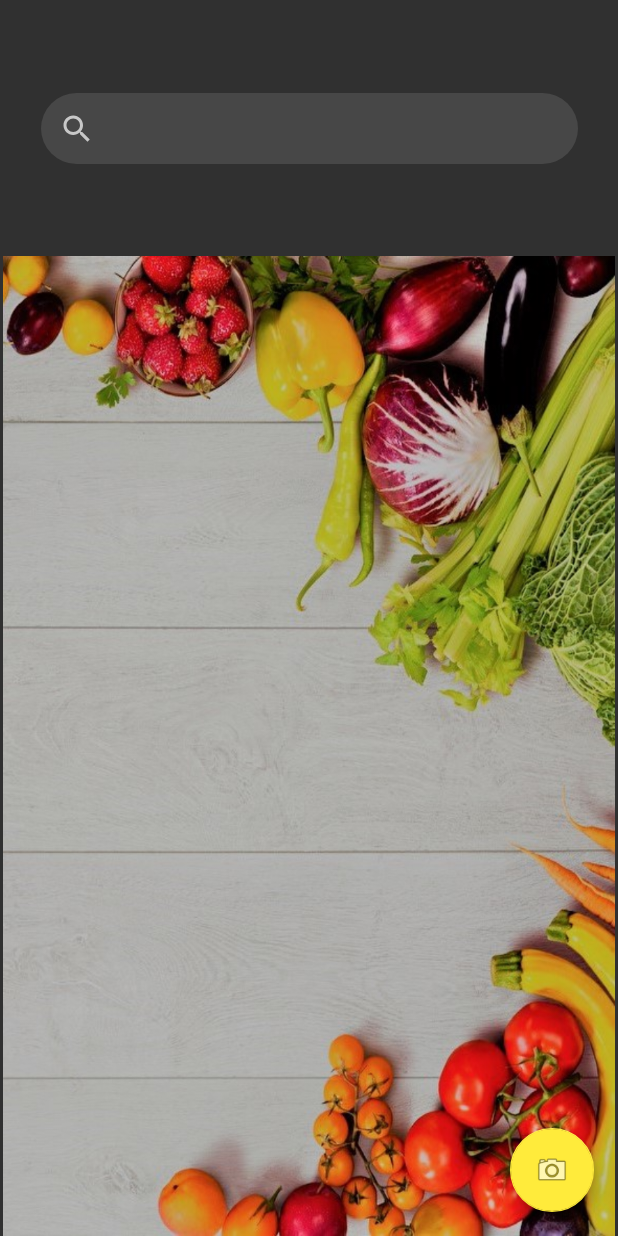
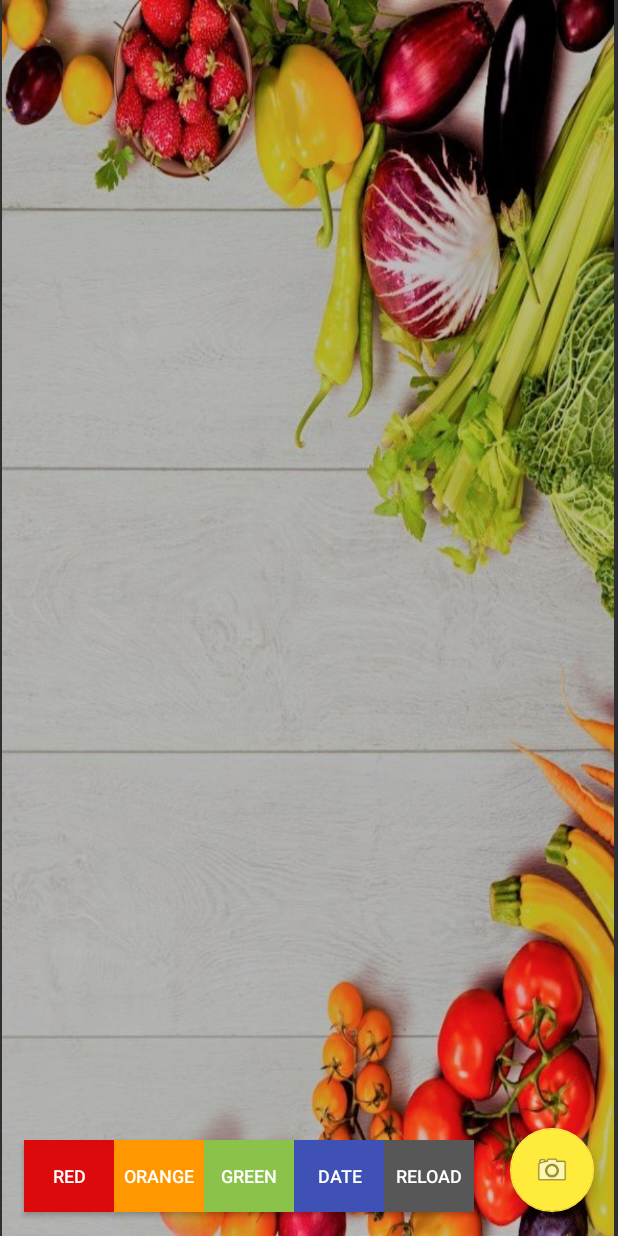
Before and after one commit to coding-factory-classrooms/project-android-l3-scan-group3, an Android app: the screen it shows after launch (HistoryListActivity), on a phone screen of 412 x 824 dp. Run offline under Robolectric (Android 15) with nearby library versions, the phone set to English and light mode, and no system bars; our stand-ins replace Picasso, RxJava; pictures from the network do not load.

Commit message:
100% (#22)
Co-authored-by: Gustin <florian.gustin.business@gmail.com>

```diff
--- a/app/src/main/java/com/example/scanfood/application/history/HistoryListViewModel.kt
+++ b/app/src/main/java/com/example/scanfood/application/history/HistoryListViewModel.kt
@@ -132,7 +132,6 @@ class HistoryListViewModel : ViewModel() {
         if (isDone) {
             state.postValue(HistoryListViewModelState.Changed(products = products))
         }
-
         Log.w(TAG, "product deleted")
     }
 
@@ -145,12 +144,7 @@ class HistoryListViewModel : ViewModel() {
 
     @RequiresApi(Build.VERSION_CODES.O)
     fun filterByColorDuration(color: Int) {
-        products.map { if (it.toColorCategory() != color) {
-            it.hide = true
-
-        } else {
-            it.hide
-        } }
+        products.removeIf {it.toColorCategory() != color }
         state.postValue(HistoryListViewModelState.Changed(products = products))
         Log.i(TAG, "products now filtered by duration color")
     }
--- a/app/src/main/java/com/example/scanfood/presentation/history/HistoryListActivity.kt
+++ b/app/src/main/java/com/example/scanfood/presentation/history/HistoryListActivity.kt
@@ -3,6 +3,7 @@ package com.example.scanfood.presentation.history
 
 import android.app.Activity
 import android.content.Intent
+import android.graphics.Color
 import android.os.Build
 import android.os.Bundle
 import android.util.Log
@@ -63,8 +64,6 @@ class HistoryListActivity : AppCompatActivity(), View.OnClickListener, View.OnLo
         model.preparingDatabase(this)
         model.getItems(model.db)
         model.getState().observe(this, Observer { updateUI(it)})
-        val search = binding.searchView
-        val adapter1 = ArrayAdapter(this, android.R.layout.simple_expandable_list_item_1, colors)
 
 
         binding.fab.setOnClickListener {
@@ -75,26 +74,29 @@ class HistoryListActivity : AppCompatActivity(), View.OnClickListener, View.OnLo
             true
         }
 
+        binding.bRed.setOnClickListener {
+            model.filterByColorDuration(Color.RED)
+        }
 
-        search.setOnQueryTextListener(object : SearchView.OnQueryTextListener{
-            override fun onQueryTextSubmit(query: String?): Boolean {
-                search.clearFocus()
-                if(colors.contains(query)) {
-                    colorsTri(query)
-                   // adapter1.filter.filter(query)
+        binding.bOrange.setOnClickListener {
+            model.filterByColorDuration(Color.rgb(255, 165, 0))
 
-                } else {
-                    Toast.makeText(applicationContext, "Color not found", Toast.LENGTH_LONG).show()
-                }
-                return false
-            }
+        }
 
-            override fun onQueryTextChange(newText: String?): Boolean {
-                colorsTri(newText)
-                return false
-            }
+        binding.bGreen.setOnClickListener {
+            model.filterByColorDuration(Color.GREEN)
 
-        })
+        }
+
+        binding.bDate.setOnClickListener {
+            model.orderByDate()
+        }
+
+        binding.bReload.setOnClickListener {
+            model.getItems(model.db)
+        }
+
+
     }
 
     /**
@@ -206,13 +208,4 @@ class HistoryListActivity : AppCompatActivity(), View.OnClickListener, View.OnLo
         }
     }
 
-    fun colorsTri(text: String?) {
-        when(text) {
-            "red" -> model.filterByColorDuration(-65536) //color int red
-            "green" -> model.filterByColorDuration(-16711936) // color int green
-            "yellow" -> model.filterByColorDuration(-256) //color int yellow
-        }
-    }
-
-
 }
--- a/app/src/main/res/layout/activity_history_list.xml
+++ b/app/src/main/res/layout/activity_history_list.xml
@@ -9,13 +9,14 @@
     <androidx.recyclerview.widget.RecyclerView
         android:id="@+id/recyclerView"
         android:layout_width="408dp"
-        android:layout_height="653dp"
+        android:layout_height="0dp"
         android:background="@drawable/fond"
         app:layout_constraintBottom_toBottomOf="parent"
         app:layout_constraintEnd_toEndOf="parent"
+        app:layout_constraintHorizontal_bias="0.333"
         app:layout_constraintStart_toStartOf="parent"
         app:layout_constraintTop_toTopOf="parent"
-        app:layout_constraintVertical_bias="1.0"
+        app:layout_constraintVertical_bias="0.0"
         tools:listitem="@layout/item_history" />
 
     <com.google.android.material.floatingactionbutton.FloatingActionButton
@@ -31,14 +32,60 @@
         app:layout_constraintBottom_toBottomOf="parent"
         app:layout_constraintEnd_toEndOf="parent" />
 
-    <SearchView
-        android:id="@+id/searchView"
-        android:layout_width="358dp"
-        android:layout_height="47dp"
-        android:background="@drawable/rounded_shape"
-        app:layout_constraintBottom_toTopOf="@+id/recyclerView"
-        app:layout_constraintEnd_toEndOf="parent"
-        app:layout_constraintStart_toStartOf="parent"
-        app:layout_constraintTop_toTopOf="parent" />
+    <Button
+        android:id="@+id/bRed"
+        android:layout_width="60dp"
+        android:layout_height="wrap_content"
+        android:layout_marginStart="16dp"
+        android:layout_marginBottom="16dp"
+        android:background="#DC0A0A"
+        android:text="red"
+        android:textSize="12dp"
+        app:layout_constraintBottom_toBottomOf="parent"
+        app:layout_constraintStart_toStartOf="parent" />
+
+    <Button
+        android:id="@+id/bOrange"
+        android:layout_width="60dp"
+        android:layout_height="wrap_content"
+        android:layout_marginBottom="16dp"
+        android:background="#FF9800"
+        android:text="orange"
+        android:textSize="12dp"
+        app:layout_constraintBottom_toBottomOf="parent"
+        app:layout_constraintStart_toEndOf="@+id/bRed" />
+
+    <Button
+        android:id="@+id/bGreen"
+        android:layout_width="60dp"
+        android:layout_height="wrap_content"
+        android:layout_marginBottom="16dp"
+        android:background="#8BC34A"
+        android:text="green"
+        android:textSize="12dp"
+        app:layout_constraintBottom_toBottomOf="parent"
+        app:layout_constraintStart_toEndOf="@+id/bOrange" />
+
+    <Button
+        android:id="@+id/bDate"
+        android:layout_width="60dp"
+        android:layout_height="wrap_content"
+        android:layout_marginBottom="16dp"
+        android:background="#3F51B5"
+        android:text="date"
+        android:textSize="12dp"
+        app:layout_constraintBottom_toBottomOf="parent"
+        app:layout_constraintStart_toEndOf="@+id/bGreen" />
+
+    <Button
+        android:id="@+id/bReload"
+        android:layout_width="60dp"
+        android:layout_height="wrap_content"
+        android:layout_marginBottom="16dp"
+        android:background="#575757"
+        android:text="reload"
+        android:textSize="12dp"
+        app:layout_constraintBottom_toBottomOf="parent"
+        app:layout_constraintStart_toEndOf="@+id/bDate" />
 
 </androidx.constraintlayout.widget.ConstraintLayout>
```
Also changed, not shown: 1 other file.
